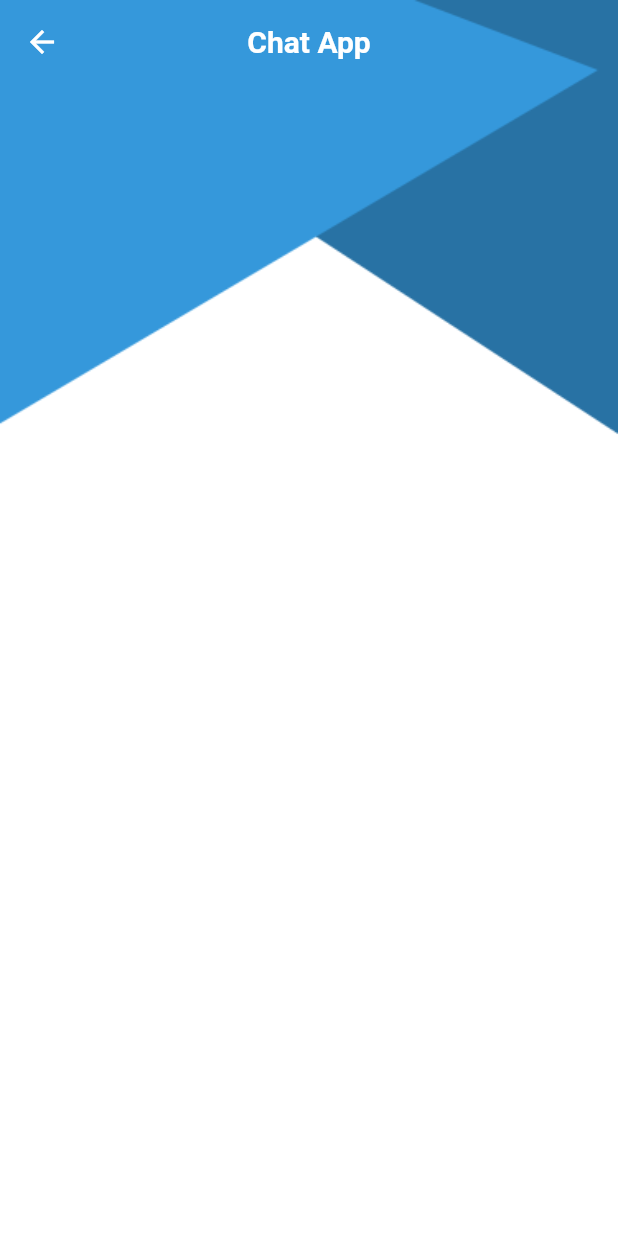
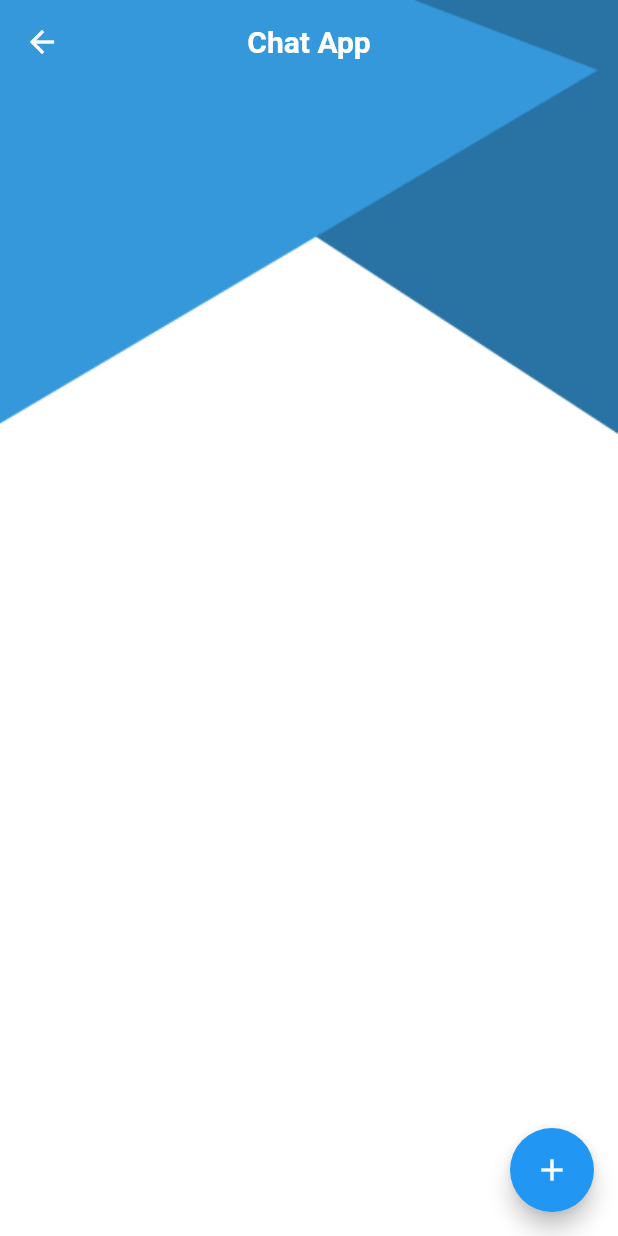
Before and after one commit to nadahkhaledd/chatting_app, a Flutter app: the HomeScreen screen opened by its route, on a phone screen of 412 x 824 dp. Run offline on Flutter 3.47's test engine with Material 2 defaults, Android fonts, the phone set to English and light mode, and no system bars; our stand-ins replace cloud_firestore, firebase_auth, firebase_core, fluttertoast; accounts and stored records are empty.

```diff
--- a/lib/Database/DatabaseHelper.dart
+++ b/lib/Database/DatabaseHelper.dart
@@ -1,4 +1,7 @@
+//import 'package:chatting_app/Database/Room.dart';
+import 'package:chatting_app/Database/Room.dart';
 import 'package:cloud_firestore/cloud_firestore.dart';
+//import 'Room.dart';
 import 'User.dart';
 
 CollectionReference<dynamic> getUsersCollection()
@@ -7,3 +10,10 @@ CollectionReference<dynamic> getUsersCollection()
     fromFirestore: (snapshot, _) => User.fromJson(snapshot.data()!),
     toFirestore: (user, _) => user.toJson(),);
 }
+
+CollectionReference <Room> getRoomsCollectionConvertor()
+{
+  return FirebaseFirestore.instance.collection(Room.COLLECTION_NAME).withConverter<Room>(
+    fromFirestore: (snapshot, _) => Room.fromJson(snapshot.data()!),
+    toFirestore: (Room, _) => Room.toJson(),);
+}
--- /dev/null
+++ b/lib/Database/Room.dart
@@ -0,0 +1,31 @@
+class Room {
+  static const COLLECTION_NAME="rooms";
+  String id;
+  String name;
+  String category;
+  String description;
+  Room(
+      {required this.category,
+      required this.description,
+      required this.id,
+      required this.name});
+
+  Room.fromJson(Map<String, Object?> json)
+      : this(
+    id: json['id']! as String,
+    name: json['name']! as String,
+    category: json['category']! as String,
+    description: json['description']! as String,
+  );
+
+  Map<String, Object?> toJson() {
+    return {
+      'id': id,
+      'name': name,
+      'description': description,
+      'category': category,
+    };
+  }
+
+
+}
--- a/lib/Home/HomeScreen.dart
+++ /dev/null
@@ -1,31 +0,0 @@
-import 'package:flutter/material.dart';
-
-class HomeScreen extends StatelessWidget {
-  static const String routeName = 'homeScreen';
-
-  @override
-  Widget build(BuildContext context) {
-    return  Stack(
-        children: [
-
-          Container(color: Colors.white),
-          Container(decoration: BoxDecoration(
-              image: DecorationImage(
-                  image: AssetImage("assets/images/background.png"),
-                  fit: BoxFit.fill)
-          ),),
-
-          Scaffold(
-            backgroundColor: Colors.transparent,
-            appBar: AppBar(
-              title: Text('Chat App',
-                  style: TextStyle(fontWeight: FontWeight.bold)),
-              centerTitle: true,
-              backgroundColor: Colors.transparent,
-              elevation: 0,
-            ),
-          ),
-        ]
-    );
-  }
-}
--- /dev/null
+++ b/lib/HomePage/HomeScreen.dart
@@ -0,0 +1,82 @@
+import 'package:chatting_app/Database/DatabaseHelper.dart';
+import 'package:chatting_app/Database/Room.dart';
+import 'package:chatting_app/Rooms/AddRooms.dart';
+import 'package:chatting_app/Rooms/RoomWidget.dart';
+import 'package:chatting_app/componants/componants.dart';
+import 'package:cloud_firestore/cloud_firestore.dart';
+import 'package:flutter/material.dart';
+
+// class HomeScreen extends StatefulWidget {
+//   static const String routeName = 'HomeScreen';
+//
+//   @override
+//   _HomeScreenState createState() => _HomeScreenState();
+// }
+
+class HomeScreen extends StatelessWidget {
+  static const String routeName = 'HomeScreen';
+  late CollectionReference <Room> roomCollectionRef;
+  HomeScreen() {
+      roomCollectionRef= getRoomsCollectionConvertor();
+  }
+  @override
+  Widget build(BuildContext context) {
+    return Stack(
+      children:[
+
+        Container(color: Colors.white),
+        Container( decoration: BoxDecoration(
+            image: DecorationImage(
+                image: AssetImage("assets/images/background.png"),
+                fit: BoxFit.fill)
+        ),),
+
+        Scaffold(
+          backgroundColor: Colors.transparent,
+          appBar: AppBar(
+            title: Text('Chat App', style: TextStyle(fontWeight: FontWeight.bold),),
+            centerTitle: true,
+            backgroundColor: Colors.transparent,
+            elevation: 0,
+          ),
+
+          floatingActionButton: FloatingActionButton(
+            onPressed: () {
+              navigateTo(context, AddRooms());
+            },
+            child: Icon(Icons.add),
+
+          ),
+          body: Container(
+
+            margin: EdgeInsets.only(bottom:12,left: 12,right: 12,top: 64 ),
+            child: FutureBuilder<QuerySnapshot<Room>> (
+              future: roomCollectionRef.get(),
+              builder: (BuildContext context,
+                  AsyncSnapshot<QuerySnapshot<Room>> snapshot){
+                if(snapshot.hasError)
+                  return Text("has error");
+                else if(snapshot.connectionState==ConnectionState.done){
+                  final List<Room> roomList=snapshot.data?.docs.map((singleDoc) => singleDoc.data()).toList()??[];
+                  return GridView.builder(gridDelegate: SliverGridDelegateWithFixedCrossAxisCount(
+                  crossAxisCount: 2,
+                  crossAxisSpacing: 4,
+                   mainAxisSpacing: 4,
+                  ), itemBuilder: (BuildContext ,index){
+                    return RoomWidget(roomList[index]);
+    },
+    itemCount:roomList.length,
+    );
+
+    }
+                else
+                  return Center(child: CircularProgressIndicator(),);
+    }
+              ),
+            ),
+          ),
+
+      ],
+    );
+  }
+}
--- a/pubspec.yaml
+++ b/pubspec.yaml
@@ -27,6 +27,7 @@ dependencies:
   firebase_auth: "^3.0.2"
   cloud_firestore: "^2.5.0"
   provider: ^6.0.0
+  fluttertoast: ^8.0.8
 
 
   # The following adds the Cupertino Icons font to your application.
```
Also changed, not shown: lib/Rooms/AddRooms.dart (added, +184 -0 lines), lib/Rooms/RoomWidget.dart (added, +31 -0 lines), lib/componants/componants.dart (+14 -31 lines), lib/main.dart (+6 -3 lines), lib/start/LoginPage.dart (+6 -4 lines), lib/start/RegisterationPage.dart (+6 -3 lines), assets/icons/Movies.png (renamed from assets/icons/movies-4276397_960_720.png), pubspec.lock.
